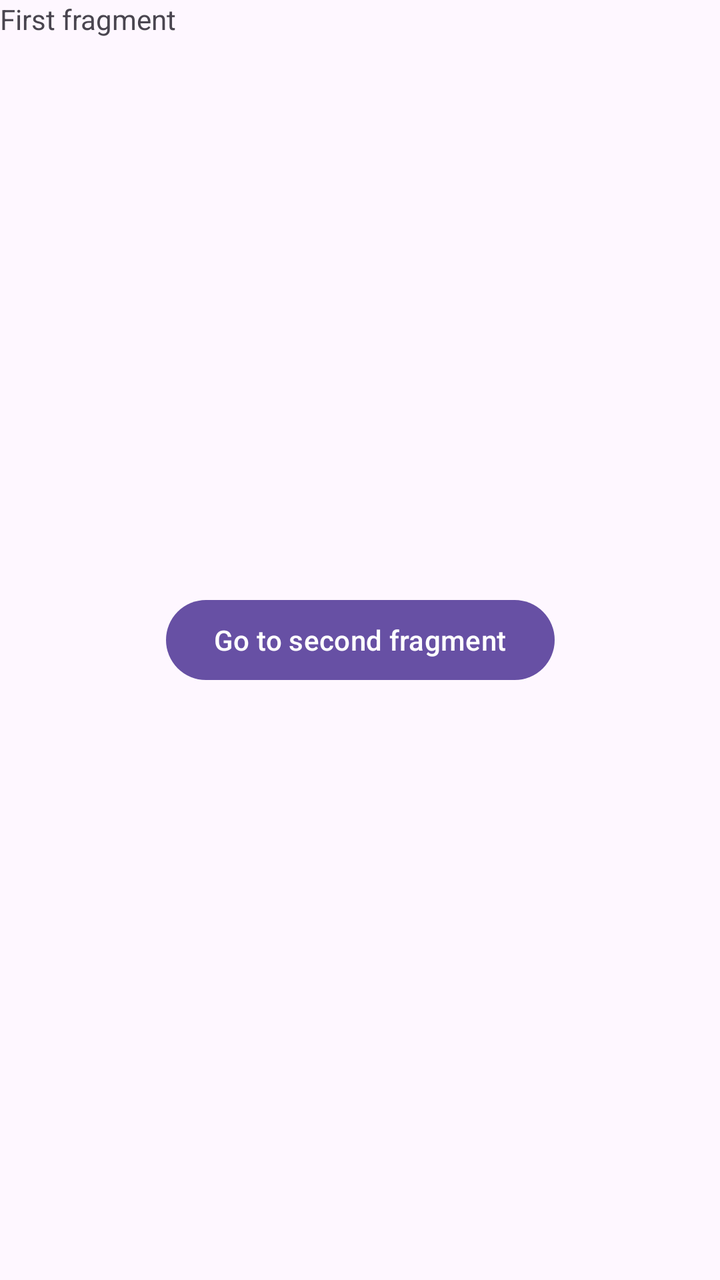
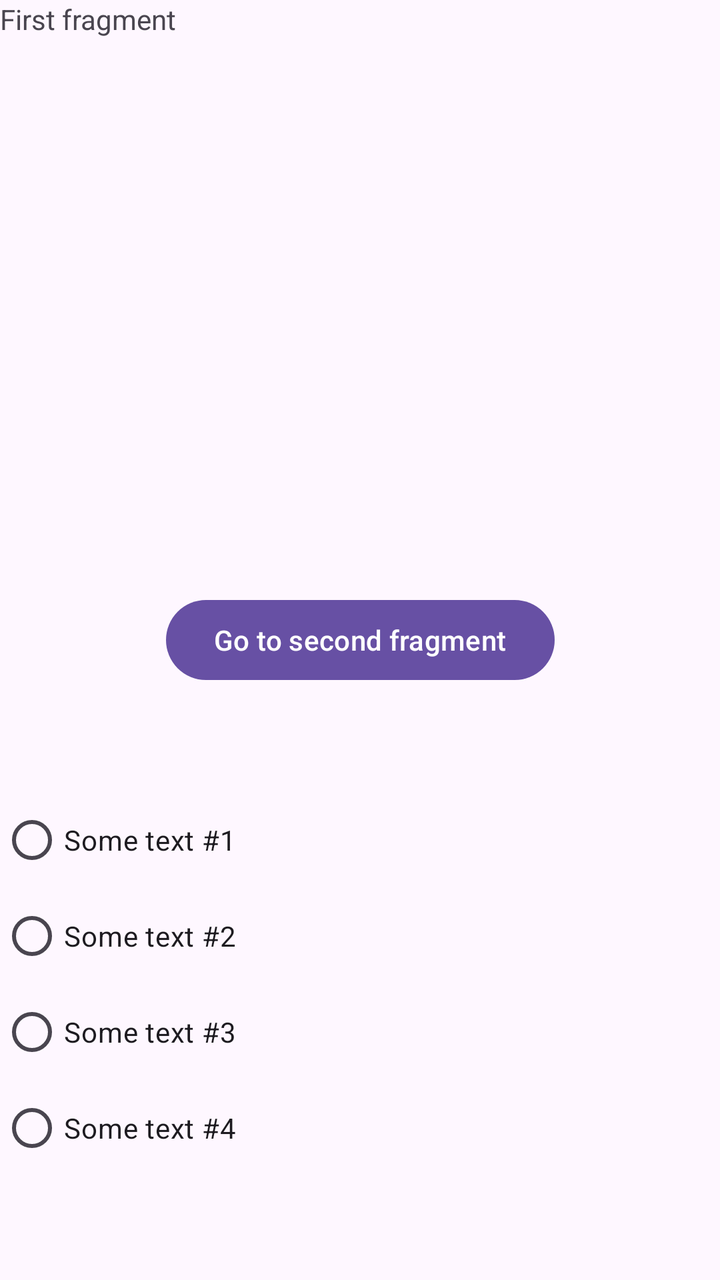

Compare the two renders of this Android layout. The source of the first and the diff that turns it into the second are given below.
<!-- AndroidManifest.xml: application theme Theme.KotlinFirstApp -->
<!-- res/layout/fragment_first.xml -->
<?xml version="1.0" encoding="utf-8"?>
<androidx.constraintlayout.widget.ConstraintLayout xmlns:android="http://schemas.android.com/apk/res/android"
    xmlns:tools="http://schemas.android.com/tools"
    android:layout_width="match_parent"
    android:layout_height="match_parent"
    xmlns:app="http://schemas.android.com/apk/res-auto"
    tools:context=".FirstFragment"
    >

    <TextView
        android:layout_width="match_parent"
        android:layout_height="match_parent"
        android:text="First fragment"
        />

    <Button
        android:id="@+id/button"
        android:layout_width="wrap_content"
        android:layout_height="wrap_content"
        android:text="@string/button_to_second_fragment"
        app:layout_constraintBottom_toBottomOf="parent"
        app:layout_constraintEnd_toEndOf="parent"
        app:layout_constraintStart_toStartOf="parent"
        app:layout_constraintTop_toTopOf="parent"
        />


</androidx.constraintlayout.widget.ConstraintLayout>
<!-- resources referenced by this layout -->
<resources>
  <string name="button_to_second_fragment">Go to second fragment</string>
  <style name="Theme.KotlinFirstApp" parent="Base.Theme.KotlinFirstApp" />
  <style name="Base.Theme.KotlinFirstApp" parent="Theme.Material3.DayNight.NoActionBar">
          
          
      </style>
</resources>

<!-- the commit's change to res/layout/fragment_first.xml (unified diff, before → after) -->
@@ -1,9 +1,9 @@
 <?xml version="1.0" encoding="utf-8"?>
 <androidx.constraintlayout.widget.ConstraintLayout xmlns:android="http://schemas.android.com/apk/res/android"
+    xmlns:app="http://schemas.android.com/apk/res-auto"
     xmlns:tools="http://schemas.android.com/tools"
     android:layout_width="match_parent"
     android:layout_height="match_parent"
-    xmlns:app="http://schemas.android.com/apk/res-auto"
     tools:context=".FirstFragment"
     >
 
@@ -24,5 +24,44 @@
         app:layout_constraintTop_toTopOf="parent"
         />
 
+    <RadioGroup
+        android:layout_width="match_parent"
+        android:layout_height="wrap_content"
+        app:layout_constraintBottom_toBottomOf="parent"
+        app:layout_constraintEnd_toEndOf="parent"
+        app:layout_constraintStart_toStartOf="parent"
+        app:layout_constraintTop_toBottomOf="@id/button"
+        >
+
+        <RadioButton
+            android:id="@+id/radio_button_1"
+            android:layout_width="match_parent"
+            android:layout_height="wrap_content"
+            android:text="Some text #1"
+            />
+
+        <RadioButton
+            android:id="@+id/radio_button_2"
+            android:layout_width="match_parent"
+            android:layout_height="wrap_content"
+            android:text="Some text #2"
+            />
+
+        <RadioButton
+            android:id="@+id/radio_button_3"
+            android:layout_width="match_parent"
+            android:layout_height="wrap_content"
+            android:text="Some text #3"
+            />
+
+        <RadioButton
+            android:id="@+id/radio_button_4"
+            android:layout_width="match_parent"
+            android:layout_height="wrap_content"
+            android:text="Some text #4"
+            />
+
+    </RadioGroup>
+
 
 </androidx.constraintlayout.widget.ConstraintLayout>
